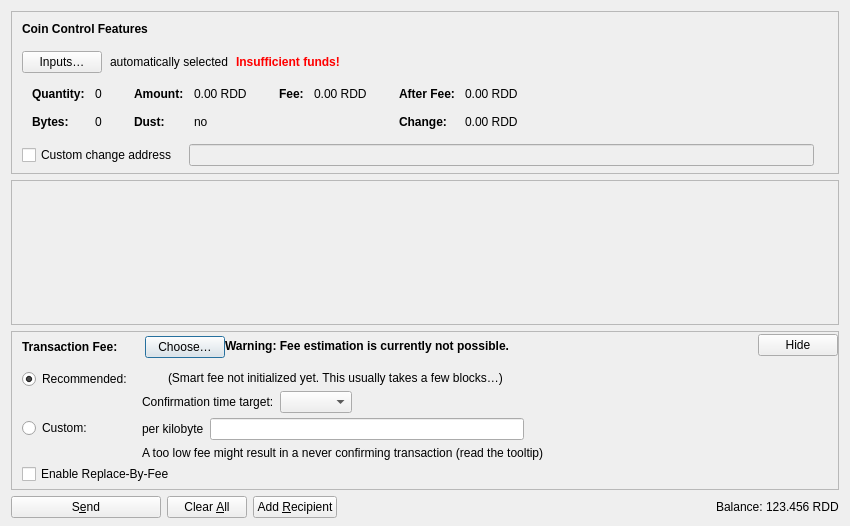
Qt form src/qt/forms/sendcoinsdialog.ui (Crestington/MaryJane) before a commit.
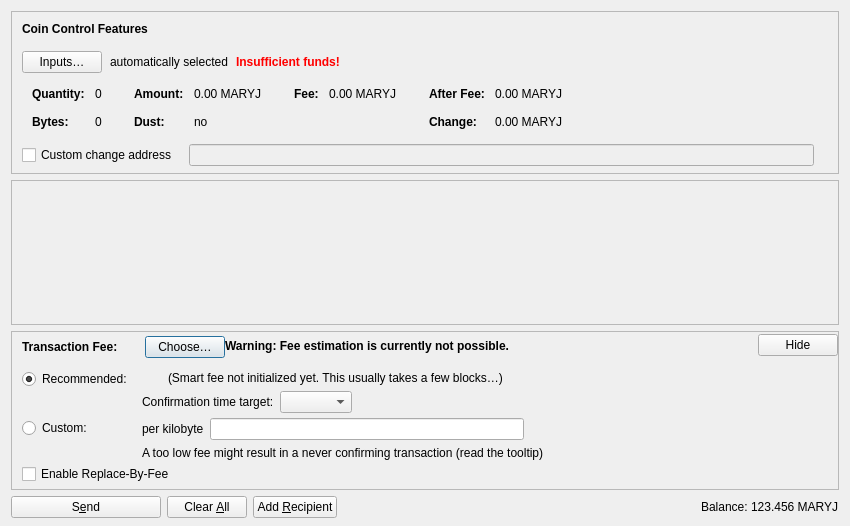
The same form after that commit. Icons and pictures are not drawn. Custom widgets are drawn as their Qt base class.

The edit to the form file:
```diff
--- a/src/qt/forms/sendcoinsdialog.ui
+++ b/src/qt/forms/sendcoinsdialog.ui
@@ -324,7 +324,7 @@
                   <enum>Qt::ActionsContextMenu</enum>
                  </property>
                  <property name="text">
-                  <string notr="true">0.00 RDD</string>
+                  <string notr="true">0.00 MARYJ</string>
                  </property>
                  <property name="textInteractionFlags">
                   <set>Qt::LinksAccessibleByMouse|Qt::TextSelectableByKeyboard|Qt::TextSelectableByMouse</set>
@@ -404,7 +404,7 @@
                   <enum>Qt::ActionsContextMenu</enum>
                  </property>
                  <property name="text">
-                  <string notr="true">0.00 RDD</string>
+                  <string notr="true">0.00 MARYJ</string>
                  </property>
                  <property name="textInteractionFlags">
                   <set>Qt::LinksAccessibleByMouse|Qt::TextSelectableByKeyboard|Qt::TextSelectableByMouse</set>
@@ -455,7 +455,7 @@
                   <enum>Qt::ActionsContextMenu</enum>
                  </property>
                  <property name="text">
-                  <string notr="true">0.00 RDD</string>
+                  <string notr="true">0.00 MARYJ</string>
                  </property>
                  <property name="textInteractionFlags">
                   <set>Qt::LinksAccessibleByMouse|Qt::TextSelectableByKeyboard|Qt::TextSelectableByMouse</set>
@@ -484,7 +484,7 @@
                   <enum>Qt::ActionsContextMenu</enum>
                  </property>
                  <property name="text">
-                  <string notr="true">0.00 RDD</string>
+                  <string notr="true">0.00 MARYJ</string>
                  </property>
                  <property name="textInteractionFlags">
                   <set>Qt::LinksAccessibleByMouse|Qt::TextSelectableByKeyboard|Qt::TextSelectableByMouse</set>
@@ -1214,7 +1214,7 @@
           <cursorShape>IBeamCursor</cursorShape>
          </property>
          <property name="text">
-          <string notr="true">123.456 RDD</string>
+          <string notr="true">123.456 MARYJ</string>
          </property>
          <property name="textInteractionFlags">
           <set>Qt::LinksAccessibleByMouse|Qt::TextSelectableByKeyboard|Qt::TextSelectableByMouse</set>
```
Left out of the diff: 2 changed lines with no effect on the pictures.
